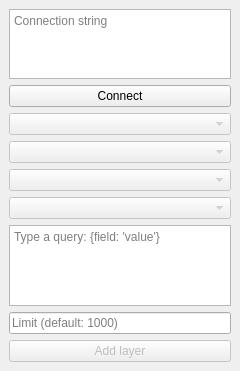
Above: core/mongodb_layer_dockwidget_base.ui from rombru/mongodb_layer before the change. Below: the same form after it.
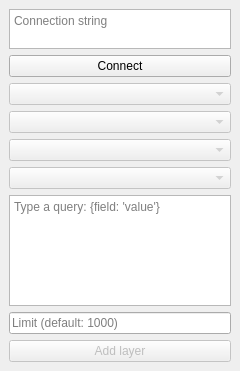
That is the form after the change.

Commit message: feat: set a relevant minimum size for textareas

What changed in the file:
```diff
--- a/core/mongodb_layer_dockwidget_base.ui
+++ b/core/mongodb_layer_dockwidget_base.ui
@@ -16,7 +16,7 @@
   <property name="minimumSize">
    <size>
     <width>150</width>
-    <height>350</height>
+    <height>200</height>
    </size>
   </property>
   <property name="windowTitle">
@@ -32,6 +32,12 @@
       <property name="placeholderText">
        <string>Connection string</string>
       </property>
+      <property name="minimumSize">
+       <size>
+        <width>100</width>
+        <height>40</height>
+       </size>
+      </property>
      </widget>
     </item>
     <item>
@@ -125,6 +131,12 @@
       <property name="placeholderText">
        <string>Type a query: {field: 'value'}</string>
       </property>
+      <property name="minimumSize">
+       <size>
+        <width>100</width>
+        <height>40</height>
+       </size>
+      </property>
      </widget>
     </item>
     <item>
```
